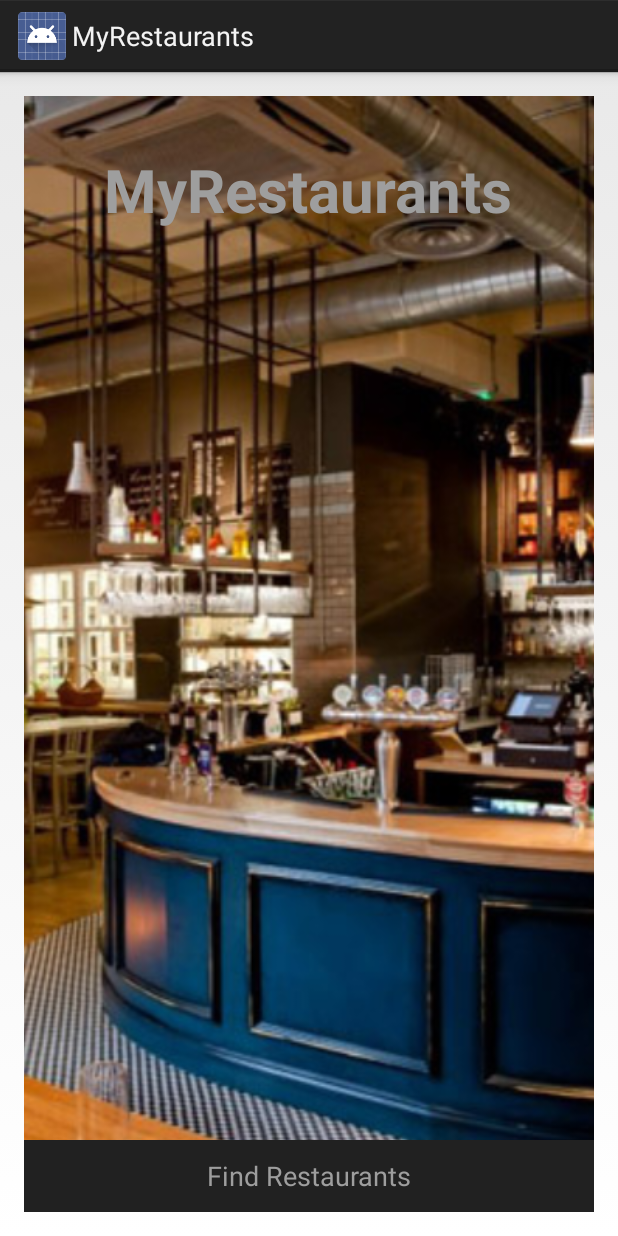
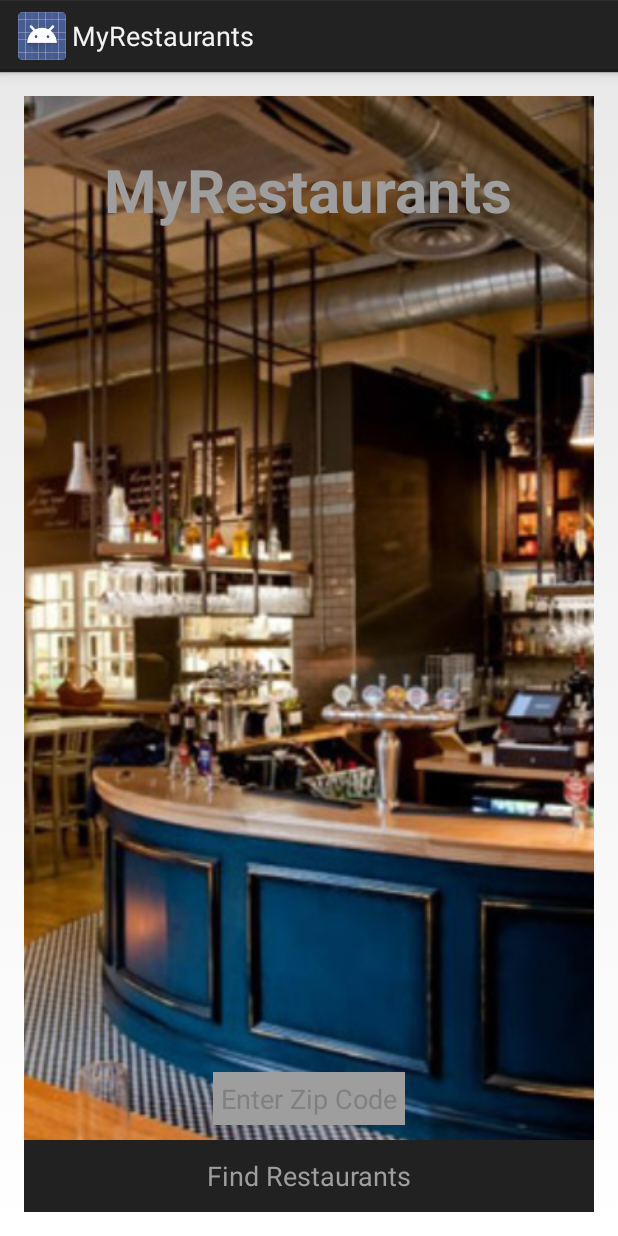
Before and after one commit to kavata9/MyRestaurants2, an Android app: the screen it shows after launch (MainActivity), on a phone screen of 412 x 824 dp. Run offline under Robolectric (Android 15) with nearby library versions, the phone set to English and light mode, and no system bars.

Commit message:
add text editor field to allow users enter a zip code

```diff
--- a/app/src/main/res/layout/activity_main.xml
+++ b/app/src/main/res/layout/activity_main.xml
@@ -28,6 +28,18 @@
         android:layout_centerHorizontal="true"
         android:textStyle="bold" />
 
+    <EditText
+        android:layout_width="wrap_content"
+        android:layout_height="wrap_content"
+        android:id="@+id/locationEditText"
+        android:background="@color/colorTextIcons"
+        android:layout_above="@+id/findRestaurantsButton"
+        android:layout_marginBottom="10dp"
+        android:padding="5dp"
+        android:hint="Enter Zip Code"
+        android:layout_centerHorizontal="true" />
+
+
     <Button
         android:layout_width="match_parent"
         android:layout_height="wrap_content"
```
